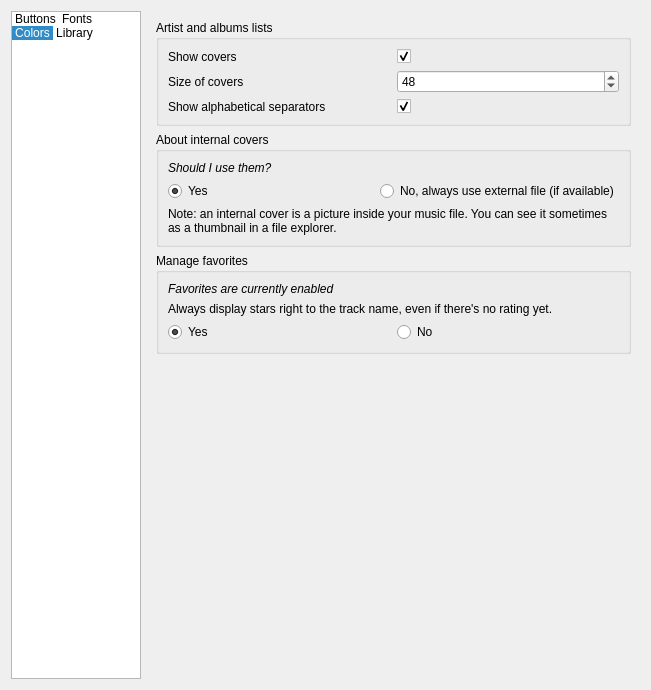
Old version of the form code/src/customizetheme.ui in the repository MBach/Miam-Player.
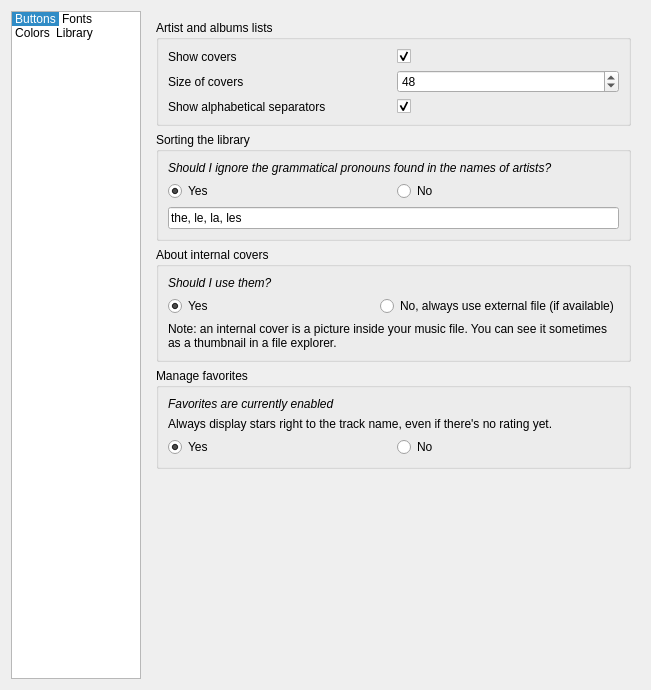
New version of the form. The open tabs and pages were chosen to show the change. Icons and pictures are not drawn. Custom widgets are drawn as their Qt base class.

```diff
--- a/code/src/customizetheme.ui
+++ b/code/src/customizetheme.ui
@@ -44,7 +44,7 @@
       <enum>QListView::IconMode</enum>
      </property>
      <property name="currentRow">
-      <number>2</number>
+      <number>0</number>
      </property>
      <item>
       <property name="text">
@@ -1321,7 +1321,59 @@
         </widget>
        </item>
        <item>
-        <widget class="QGroupBox" name="groupBox_2">
+        <widget class="QGroupBox" name="groupBoxSortingLibrary">
+         <property name="title">
+          <string>Sorting the library</string>
+         </property>
+         <layout class="QVBoxLayout" name="verticalLayout_7">
+          <item>
+           <widget class="QLabel" name="labelIgnorePronouns">
+            <property name="font">
+             <font>
+              <italic>true</italic>
+             </font>
+            </property>
+            <property name="text">
+             <string>Should I ignore the grammatical pronouns found in the names of artists?</string>
+            </property>
+           </widget>
+          </item>
+          <item>
+           <layout class="QHBoxLayout" name="horizontalLayout_10">
+            <item>
+             <widget class="QRadioButton" name="radioButtonDesactivatePronouns">
+              <property name="toolTip">
+               <string>This option will filter grammatical pronouns. For example, &quot;The Beatles&quot; will be displayed &quot;Beatles, the&quot;</string>
+              </property>
+              <property name="text">
+               <string>Yes</string>
+              </property>
+              <property name="checked">
+               <bool>true</bool>
+              </property>
+             </widget>
+            </item>
+            <item>
+             <widget class="QRadioButton" name="radioButtonActivatePronouns">
+              <property name="text">
+               <string>No</string>
+              </property>
+             </widget>
+            </item>
+           </layout>
+          </item>
+          <item>
+           <widget class="QLineEdit" name="lineEditFilterPronouns">
+            <property name="text">
+             <string>the, le, la, les</string>
+            </property>
+           </widget>
+          </item>
+         </layout>
+        </widget>
+       </item>
+       <item>
+        <widget class="QGroupBox" name="groupBoxInternalCovers">
          <property name="title">
           <string>About internal covers</string>
          </property>
```
Left out of the diff: 24 changed lines with no effect on the pictures.
